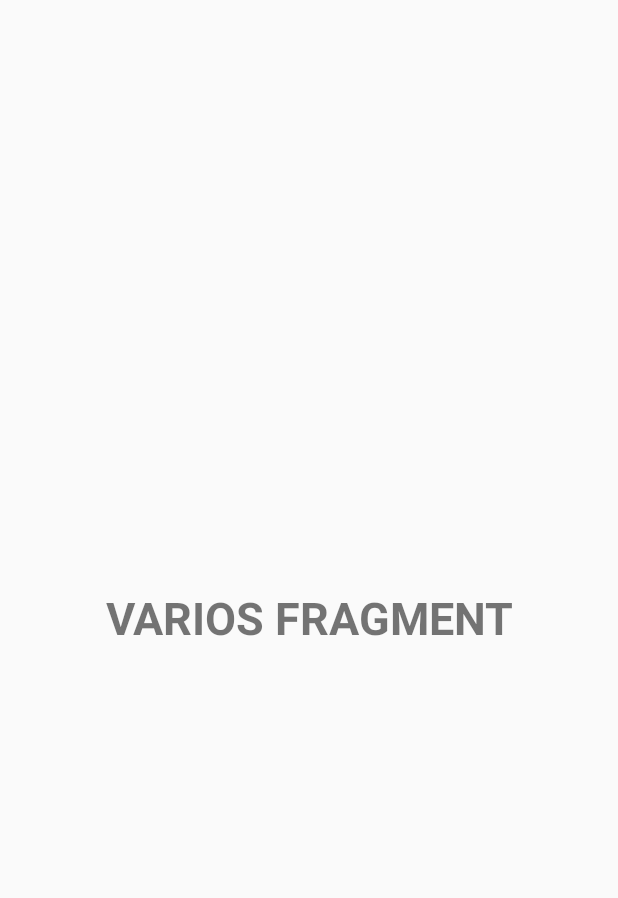
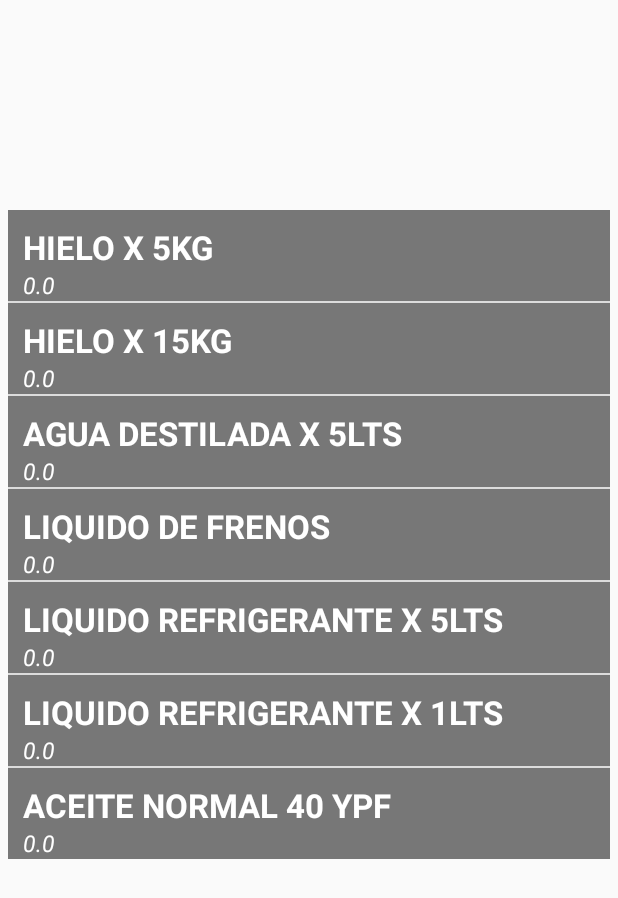
Before and after one commit to fernandezPablo/La24, an Android app: the fragment VariosFragment shown on its own in the app's theme, on a phone screen of 412 x 824 dp. Shown: the top 898 px of the screen. Run offline under Robolectric (Android 15) with nearby library versions, the phone set to English and light mode, and no system bars.

Commit message:
Se agrego el fragment varios

```diff
--- a/app/src/main/java/com/fernandez/pablo/la24gnc/Model/EspecificacionProducto.java
+++ b/app/src/main/java/com/fernandez/pablo/la24gnc/Model/EspecificacionProducto.java
@@ -52,6 +52,14 @@
         this.precio = precio;
     }
 
+    public Stock getStock() {
+        return stock;
+    }
+
+    public void setStock(Stock stock) {
+        this.stock = stock;
+    }
+
     public double getDiferenciaStock(){
         return this.stock.diferenciaStock();
     }
--- /dev/null
+++ b/app/src/main/java/com/fernandez/pablo/la24gnc/View/ProductoAdapter.java
@@ -0,0 +1,69 @@
+package com.fernandez.pablo.la24gnc.View;
+
+import android.content.Context;
+import android.view.LayoutInflater;
+import android.view.View;
+import android.view.ViewGroup;
+import android.widget.BaseAdapter;
+import android.widget.ImageView;
+import android.widget.TextView;
+
+import com.fernandez.pablo.la24gnc.Model.EspecificacionProducto;
+import com.fernandez.pablo.la24gnc.R;
+
+import java.util.ArrayList;
+import java.util.List;
+
+/**
+ * Created by pablo on 09/03/2017.
+ */
+
+public class ProductoAdapter  extends BaseAdapter{
+
+    private List<EspecificacionProducto> productos;
+    private Context context;
+
+    public ProductoAdapter(Context context, List productos) {
+        this.productos = productos;
+        this.context = context;
+    }
+
+    @Override
+    public int getCount() {
+        return productos.size();
+    }
+
+    @Override
+    public Object getItem(int position) {
+        return productos.get(position);
+    }
+
+    @Override
+    public long getItemId(int position) {
+        return productos.get(position).getCodigo();
+    }
+
+    @Override
+    public View getView(int position, View convertView, ViewGroup parent) {
+        View rowView = convertView;
+
+        if (convertView == null) {
+            // Create a new view into the list.
+            LayoutInflater inflater = (LayoutInflater) context
+                    .getSystemService(Context.LAYOUT_INFLATER_SERVICE);
+            rowView = inflater.inflate(R.layout.list_item, parent, false);
+        }
+
+        // Set data into the view.
+        TextView tvNombreProducto = (TextView) rowView.findViewById(R.id.tvNombreProducto);
+        TextView tvCantidad = (TextView) rowView.findViewById(R.id.tvCantidad);
+
+        EspecificacionProducto producto= this.productos.get(position);
+
+
+        tvNombreProducto.setText(producto.getDescripcion());
+        tvCantidad.setText(Double.toString(producto.getDiferenciaStock()));
+
+        return rowView;
+    }
+}
--- a/app/src/main/java/com/fernandez/pablo/la24gnc/View/VariosFragment.java
+++ b/app/src/main/java/com/fernandez/pablo/la24gnc/View/VariosFragment.java
@@ -1,31 +1,63 @@
 package com.fernandez.pablo.la24gnc.View;
 
 
+import android.graphics.Color;
 import android.os.Bundle;
 import android.support.v4.app.Fragment;
 import android.view.LayoutInflater;
 import android.view.View;
 import android.view.ViewGroup;
+import android.widget.AdapterView;
+import android.widget.ListView;
+import android.widget.Toast;
 
+import com.fernandez.pablo.la24gnc.Model.EspecificacionProducto;
+import com.fernandez.pablo.la24gnc.Model.Stock;
 import com.fernandez.pablo.la24gnc.R;
+
+import java.util.ArrayList;
+import java.util.List;
+
+import static android.widget.Toast.makeText;
 
 
 /**
  * A simple {@link Fragment} subclass.
  */
-public class VariosFragment extends Fragment {
+public class VariosFragment extends Fragment{
 
+    private ListView listView;
 
     public VariosFragment() {
         // Required empty public constructor
     }
 
-
     @Override
     public View onCreateView(LayoutInflater inflater, ViewGroup container,
                              Bundle savedInstanceState) {
         // Inflate the layout for this fragment
-        return inflater.inflate(R.layout.fragment_varios, container, false);
+        View view = inflater.inflate(R.layout.fragment_varios,container,false);
+
+        List<EspecificacionProducto> productos = new ArrayList<>();
+        productos.add(new EspecificacionProducto(101,"HIELO X 5KG",45.0,new Stock(0.0,0.0)));
+        productos.add(new EspecificacionProducto(102,"HIELO X 15KG",75.0,new Stock(0.0,0.0)));
+        productos.add(new EspecificacionProducto(103,"AGUA DESTILADA X 5LTS",35.0,new Stock(0.0,0.0)));
+        productos.add(new EspecificacionProducto(104,"LIQUIDO DE FRENOS",40.0,new Stock(0.0,0.0)));
+        productos.add(new EspecificacionProducto(105,"LIQUIDO REFRIGERANTE X 5LTS",50.0,new Stock(0.0,0.0)));
+        productos.add(new EspecificacionProducto(106,"LIQUIDO REFRIGERANTE X 1LTS",20.0,new Stock(0.0,0.0)));
+        productos.add(new EspecificacionProducto(107,"ACEITE NORMAL 40 YPF",40.0,new Stock(0.0,0.0)));
+
+        listView = (ListView) view.findViewById(R.id.listProductos);
+        listView.setAdapter(new ProductoAdapter(getContext(),productos));
+
+        listView.setOnItemClickListener(new AdapterView.OnItemClickListener() {
+            @Override
+            public void onItemClick(AdapterView<?> parent, View view, int position, long id) {
+                view.setBackgroundColor(Color.BLUE);
+            }
+        });
+
+        return view;
     }
 
 }
--- a/app/src/main/res/layout/fragment_varios.xml
+++ b/app/src/main/res/layout/fragment_varios.xml
@@ -1,17 +1,24 @@
-<FrameLayout xmlns:android="http://schemas.android.com/apk/res/android"
+<FrameLayout
+    xmlns:android="http://schemas.android.com/apk/res/android"
     xmlns:tools="http://schemas.android.com/tools"
     android:layout_width="match_parent"
     android:layout_height="match_parent"
     tools:context="com.fernandez.pablo.la24gnc.View.VariosFragment">
 
-    <!-- TODO: Update blank fragment layout -->
-    <TextView
+    <RelativeLayout
         android:layout_width="match_parent"
         android:layout_height="match_parent"
-        android:text="VARIOS FRAGMENT"
-        android:gravity="center"
-        android:textSize="30dp"
-        android:textStyle="bold"
-        />
+        android:paddingLeft="5dp"
+        android:paddingRight="5dp"
+        android:paddingTop="140dp"
+        >
+
+        <ListView
+            android:id="@+id/listProductos"
+            android:layout_width="match_parent"
+            android:layout_height="wrap_content">
+        </ListView>
+
+    </RelativeLayout>
 
 </FrameLayout>
--- /dev/null
+++ b/app/src/main/res/layout/list_item.xml
@@ -0,0 +1,34 @@
+<?xml version="1.0" encoding="utf-8"?>
+<RelativeLayout xmlns:android="http://schemas.android.com/apk/res/android"
+    android:layout_width="match_parent"
+    android:layout_height="match_parent"
+    android:background="@color/grey"
+    >
+
+    <TextView
+        android:id="@+id/tvNombreProducto"
+        android:layout_width="wrap_content"
+        android:layout_height="wrap_content"
+        android:layout_alignParentStart="true"
+        android:layout_alignParentTop="true"
+        android:layout_marginTop="10dp"
+        android:layout_marginStart="10dp"
+        android:text="HIELO x15 KG"
+        android:textSize="22dp"
+        android:textStyle="bold"
+        android:textColor="@color/white"
+        />
+
+    <TextView
+        android:id="@+id/tvCantidad"
+        android:layout_width="wrap_content"
+        android:layout_height="wrap_content"
+        android:text="Cantidad: 0"
+        android:textSize="15dp"
+        android:textColor="@color/white"
+        android:layout_below="@+id/tvNombreProducto"
+        android:layout_alignStart="@+id/tvNombreProducto"
+        android:textStyle="italic"
+        />
+
+</RelativeLayout>
```
